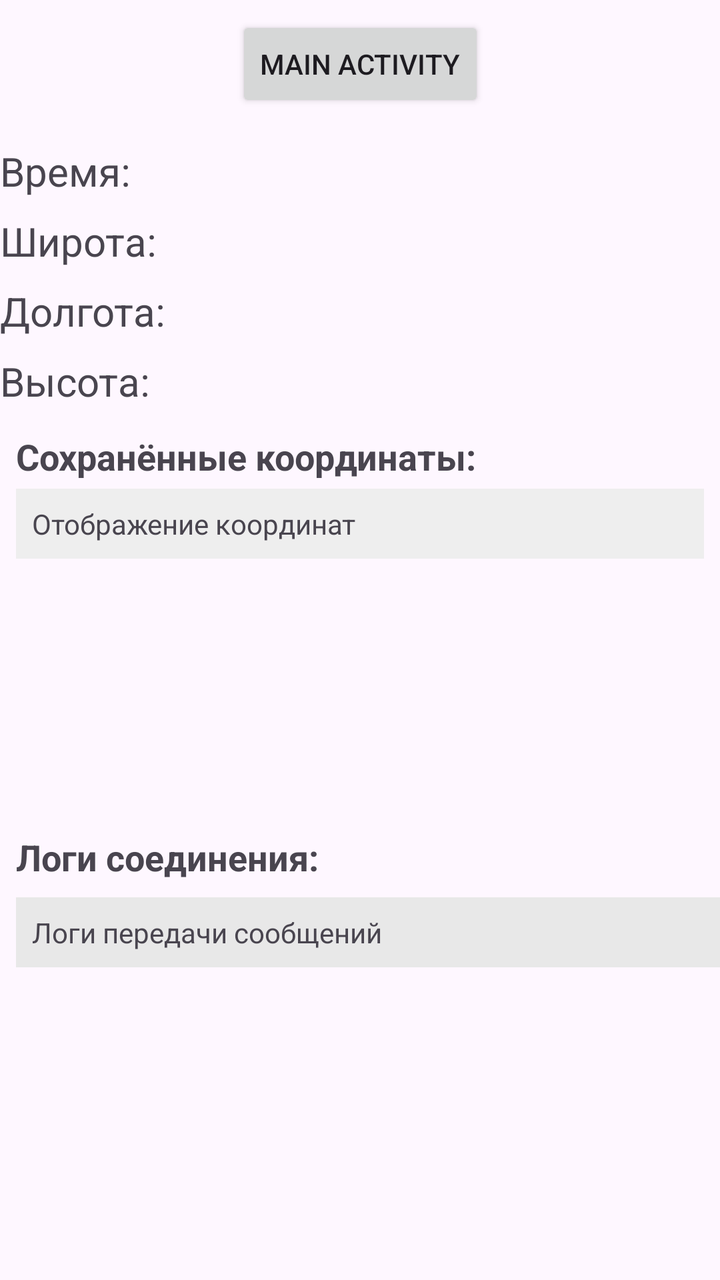
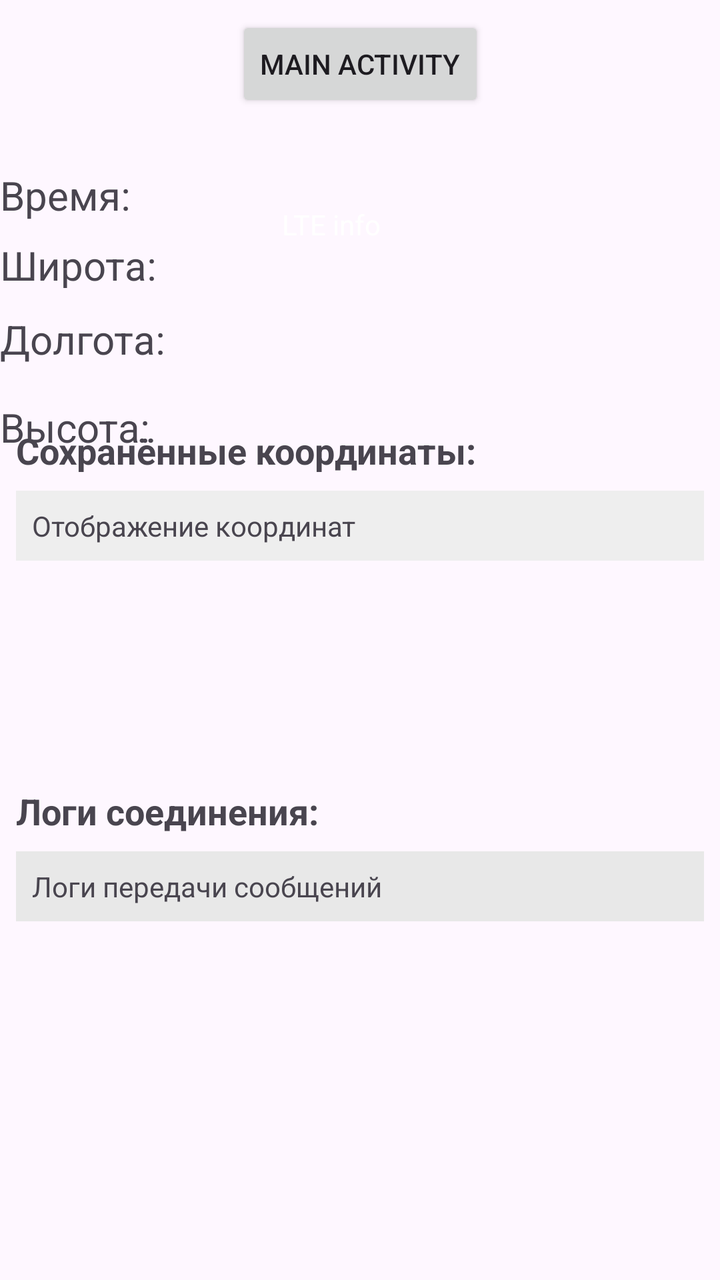

Compare the two renders of this Android layout. The source of the first and the diff that turns it into the second are given below.
<!-- AndroidManifest.xml: application theme Theme.GPS_APP -->
<!-- res/layout/activity_gps_coord.xml -->
<?xml version="1.0" encoding="utf-8"?>
<androidx.constraintlayout.widget.ConstraintLayout xmlns:android="http://schemas.android.com/apk/res/android"
    xmlns:app="http://schemas.android.com/apk/res-auto"
    xmlns:tools="http://schemas.android.com/tools"
    android:id="@+id/main"
    android:layout_width="match_parent"
    android:layout_height="match_parent"
    tools:context=".GPS_coord">

    
    <Button
        android:id="@+id/tomain"
        android:layout_width="wrap_content"
        android:layout_height="wrap_content"
        android:text="Main Activity"
        app:layout_constraintTop_toTopOf="parent"
        app:layout_constraintStart_toStartOf="parent"
        app:layout_constraintEnd_toEndOf="parent"
        android:layout_marginTop="8dp" />

    
    <TextView
        android:id="@+id/realtime"
        android:layout_width="0dp"
        android:layout_height="wrap_content"
        android:text="Время:"
        android:textSize="20sp"
        app:layout_constraintTop_toBottomOf="@id/tomain"
        app:layout_constraintStart_toStartOf="parent"
        app:layout_constraintEnd_toEndOf="parent"
        android:layout_marginTop="16dp" />

    
    <TextView
        android:id="@+id/latitude"
        android:layout_width="0dp"
        android:layout_height="wrap_content"
        android:text="Широта:"
        android:textSize="20sp"
        app:layout_constraintTop_toBottomOf="@id/realtime"
        app:layout_constraintStart_toStartOf="parent"
        app:layout_constraintEnd_toEndOf="parent"
        android:layout_marginTop="8dp" />

    
    <TextView
        android:id="@+id/longitude"
        android:layout_width="0dp"
        android:layout_height="wrap_content"
        android:text="Долгота:"
        android:textSize="20sp"
        app:layout_constraintTop_toBottomOf="@id/latitude"
        app:layout_constraintStart_toStartOf="parent"
        app:layout_constraintEnd_toEndOf="parent"
        android:layout_marginTop="8dp" />

    
    <TextView
        android:id="@+id/altitude"
        android:layout_width="0dp"
        android:layout_height="wrap_content"
        android:text="Высота:"
        android:textSize="20sp"
        app:layout_constraintTop_toBottomOf="@id/longitude"
        app:layout_constraintStart_toStartOf="parent"
        app:layout_constraintEnd_toEndOf="parent"
        android:layout_marginTop="8dp" />

    
    <TextView
        android:id="@+id/jsonLabel"
        android:layout_width="wrap_content"
        android:layout_height="wrap_content"
        android:text="Сохранённые координаты:"
        android:textStyle="bold"
        android:textSize="18sp"
        app:layout_constraintTop_toBottomOf="@id/altitude"
        app:layout_constraintStart_toStartOf="parent"
        android:layout_marginTop="12dp"
        android:layout_marginStart="8dp" />

    <ScrollView
        android:id="@+id/scrollView2"
        android:layout_width="0dp"
        android:layout_height="160dp"
        android:layout_marginStart="8dp"
        android:layout_marginEnd="8dp"
        android:layout_marginTop="4dp"
        app:layout_constraintTop_toBottomOf="@id/jsonLabel"
        app:layout_constraintStart_toStartOf="parent"
        app:layout_constraintEnd_toEndOf="parent">

        <TextView
            android:id="@+id/json_output"
            android:layout_width="match_parent"
            android:layout_height="wrap_content"
            android:background="#EEEEEE"
            android:padding="8dp"
            android:text="Отображение координат"
            android:textSize="14sp" />
    </ScrollView>

    
    <TextView
        android:id="@+id/logLabel"
        android:layout_width="wrap_content"
        android:layout_height="wrap_content"
        android:text="Логи соединения:"
        android:textStyle="bold"
        android:textSize="18sp"
        app:layout_constraintTop_toBottomOf="@id/scrollView2"
        app:layout_constraintStart_toStartOf="parent"
        android:layout_marginTop="12dp"
        android:layout_marginStart="8dp" />

    <ScrollView
        android:id="@+id/logScroll"
        android:layout_width="385dp"
        android:layout_height="247dp"
        android:layout_margin="8dp"
        app:layout_constraintBottom_toBottomOf="parent"
        app:layout_constraintEnd_toEndOf="parent"
        app:layout_constraintHorizontal_bias="0.0"
        app:layout_constraintStart_toStartOf="parent"
        app:layout_constraintTop_toBottomOf="@id/logLabel"
        app:layout_constraintVertical_bias="0.0">

        <TextView
            android:id="@+id/tvSockets"
            android:layout_width="match_parent"
            android:layout_height="wrap_content"
            android:background="#E8E8E8"
            android:padding="8dp"
            android:scrollbars="vertical"
            android:text="Логи передачи сообщений"
            android:textSize="14sp" />
    </ScrollView>

</androidx.constraintlayout.widget.ConstraintLayout>
<!-- resources referenced by this layout -->
<resources>
  <style name="Theme.GPS_APP" parent="Base.Theme.GPS_APP" />
  <style name="Base.Theme.GPS_APP" parent="Theme.Material3.DayNight.NoActionBar">
          
          
          <item name="colorPrimary">@color/grey</item>
          <item name="colorOnPrimary">@color/white</item>
          <item name="colorPrimaryVariant">@color/black</item>
  
      </style>
  <color name="grey">#2A2A2A</color>
  <color name="white">#FFFFFFFF</color>
  <color name="black">#FF000000</color>
</resources>

<!-- the commit's change to res/layout/activity_gps_coord.xml (unified diff, before → after) -->
@@ -1,5 +1,6 @@
 <?xml version="1.0" encoding="utf-8"?>
-<androidx.constraintlayout.widget.ConstraintLayout xmlns:android="http://schemas.android.com/apk/res/android"
+<androidx.constraintlayout.widget.ConstraintLayout
+    xmlns:android="http://schemas.android.com/apk/res/android"
     xmlns:app="http://schemas.android.com/apk/res-auto"
     xmlns:tools="http://schemas.android.com/tools"
     android:id="@+id/main"
@@ -7,88 +8,101 @@
     android:layout_height="match_parent"
     tools:context=".GPS_coord">
 
-    
     <Button
         android:id="@+id/tomain"
         android:layout_width="wrap_content"
         android:layout_height="wrap_content"
         android:text="Main Activity"
+        android:layout_marginTop="8dp"
         app:layout_constraintTop_toTopOf="parent"
         app:layout_constraintStart_toStartOf="parent"
-        app:layout_constraintEnd_toEndOf="parent"
-        android:layout_marginTop="8dp" />
+        app:layout_constraintEnd_toEndOf="parent"/>
 
-    
     <TextView
         android:id="@+id/realtime"
-        android:layout_width="0dp"
-        android:layout_height="wrap_content"
+        android:layout_width="415dp"
+        android:layout_height="0dp"
+        android:layout_marginTop="28dp"
         android:text="Время:"
         android:textSize="20sp"
-        app:layout_constraintTop_toBottomOf="@id/tomain"
+        app:layout_constraintEnd_toEndOf="parent"
+        app:layout_constraintHorizontal_bias="0.0"
         app:layout_constraintStart_toStartOf="parent"
-        app:layout_constraintEnd_toEndOf="parent"
-        android:layout_marginTop="16dp" />
+        app:layout_constraintTop_toBottomOf="@id/tomain" />
 
-    
+
     <TextView
         android:id="@+id/latitude"
-        android:layout_width="0dp"
-        android:layout_height="wrap_content"
+        android:layout_width="180dp"
+        android:layout_height="25dp"
+        android:layout_marginTop="8dp"
         android:text="Широта:"
         android:textSize="20sp"
-        app:layout_constraintTop_toBottomOf="@id/realtime"
+        app:layout_constraintEnd_toEndOf="parent"
+        app:layout_constraintHorizontal_bias="0.0"
         app:layout_constraintStart_toStartOf="parent"
-        app:layout_constraintEnd_toEndOf="parent"
-        android:layout_marginTop="8dp" />
+        app:layout_constraintTop_toBottomOf="@id/realtime" />
 
-    
     <TextView
         android:id="@+id/longitude"
-        android:layout_width="0dp"
-        android:layout_height="wrap_content"
+        android:layout_width="182dp"
+        android:layout_height="31dp"
+        android:layout_marginTop="12dp"
         android:text="Долгота:"
         android:textSize="20sp"
-        app:layout_constraintTop_toBottomOf="@id/latitude"
+        app:layout_constraintEnd_toEndOf="parent"
+        app:layout_constraintHorizontal_bias="0.0"
         app:layout_constraintStart_toStartOf="parent"
-        app:layout_constraintEnd_toEndOf="parent"
-        android:layout_marginTop="8dp" />
+        app:layout_constraintTop_toBottomOf="@id/latitude" />
 
-    
     <TextView
         android:id="@+id/altitude"
-        android:layout_width="0dp"
-        android:layout_height="wrap_content"
+        android:layout_width="184dp"
+        android:layout_height="26dp"
+        android:layout_marginTop="200dp"
         android:text="Высота:"
         android:textSize="20sp"
-        app:layout_constraintTop_toBottomOf="@id/longitude"
+        app:layout_constraintEnd_toEndOf="parent"
+        app:layout_constraintHorizontal_bias="0.0"
         app:layout_constraintStart_toStartOf="parent"
+        app:layout_constraintTop_toTopOf="parent" />
+
+    <TextView
+        android:id="@+id/lte_info"
+        android:layout_width="211dp"
+        android:layout_height="30dp"
+        android:padding="4dp"
+        android:text="LTE info"
+        android:textColor="@android:color/white"
+        app:layout_constraintBottom_toBottomOf="parent"
         app:layout_constraintEnd_toEndOf="parent"
-        android:layout_marginTop="8dp" />
+        app:layout_constraintHorizontal_bias="0.92"
+        app:layout_constraintStart_toStartOf="parent"
+        app:layout_constraintTop_toTopOf="parent"
+        app:layout_constraintVertical_bias="0.162" />
 
-    
     <TextView
         android:id="@+id/jsonLabel"
         android:layout_width="wrap_content"
         android:layout_height="wrap_content"
+        android:layout_marginStart="8dp"
         android:text="Сохранённые координаты:"
+        android:textSize="18sp"
         android:textStyle="bold"
-        android:textSize="18sp"
-        app:layout_constraintTop_toBottomOf="@id/altitude"
+        app:layout_constraintBottom_toBottomOf="parent"
         app:layout_constraintStart_toStartOf="parent"
-        android:layout_marginTop="12dp"
-        android:layout_marginStart="8dp" />
+        app:layout_constraintTop_toTopOf="parent"
+        app:layout_constraintVertical_bias="0.346" />
 
     <ScrollView
         android:id="@+id/scrollView2"
         android:layout_width="0dp"
-        android:layout_height="160dp"
-        android:layout_marginStart="8dp"
-        android:layout_marginEnd="8dp"
-        android:layout_marginTop="4dp"
-        app:layout_constraintTop_toBottomOf="@id/jsonLabel"
+        android:layout_height="140dp"
+        android:layout_margin="8dp"
+        android:layout_marginTop="172dp"
+        app:layout_constraintEnd_toEndOf="parent"
         app:layout_constraintStart_toStartOf="parent"
-        app:layout_constraintEnd_toEndOf="parent">
+        app:layout_constraintTop_toBottomOf="@id/jsonLabel">
 
         <TextView
             android:id="@+id/json_output"
@@ -100,30 +114,27 @@
             android:textSize="14sp" />
     </ScrollView>
 
-    
     <TextView
         android:id="@+id/logLabel"
         android:layout_width="wrap_content"
         android:layout_height="wrap_content"
         android:text="Логи соединения:"
+        android:textSize="18sp"
         android:textStyle="bold"
-        android:textSize="18sp"
+        android:layout_marginStart="8dp"
+        android:layout_marginTop="8dp"
         app:layout_constraintTop_toBottomOf="@id/scrollView2"
-        app:layout_constraintStart_toStartOf="parent"
-        android:layout_marginTop="12dp"
-        android:layout_marginStart="8dp" />
+        app:layout_constraintStart_toStartOf="parent"/>
 
     <ScrollView
         android:id="@+id/logScroll"
-        android:layout_width="385dp"
-        android:layout_height="247dp"
+        android:layout_width="0dp"
+        android:layout_height="0dp"
         android:layout_margin="8dp"
+        app:layout_constraintTop_toBottomOf="@id/logLabel"
         app:layout_constraintBottom_toBottomOf="parent"
-        app:layout_constraintEnd_toEndOf="parent"
-        app:layout_constraintHorizontal_bias="0.0"
         app:layout_constraintStart_toStartOf="parent"
-        app:layout_constraintTop_toBottomOf="@id/logLabel"
-        app:layout_constraintVertical_bias="0.0">
+        app:layout_constraintEnd_toEndOf="parent">
 
         <TextView
             android:id="@+id/tvSockets"
@@ -133,7 +144,7 @@
             android:padding="8dp"
             android:scrollbars="vertical"
             android:text="Логи передачи сообщений"
-            android:textSize="14sp" />
+            android:textSize="14sp"/>
     </ScrollView>
 
 </androidx.constraintlayout.widget.ConstraintLayout>
